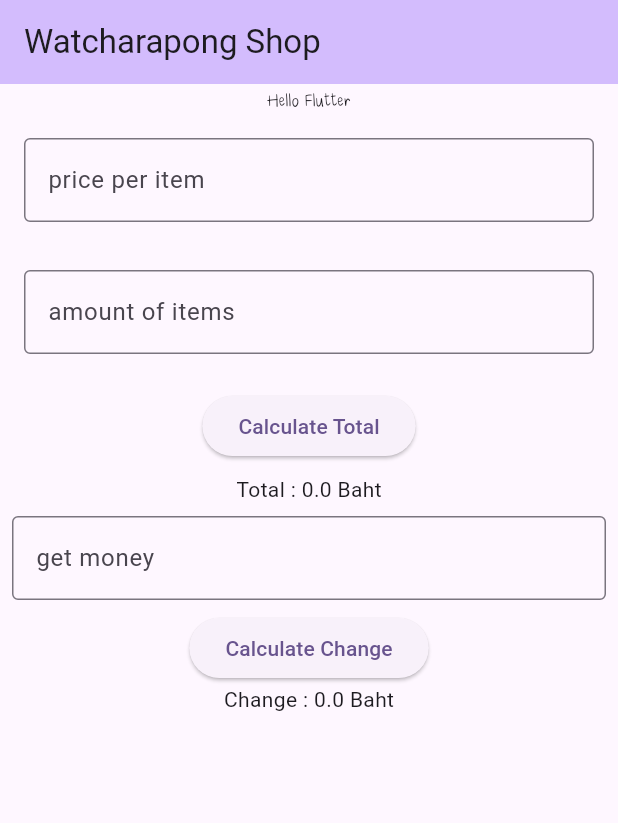
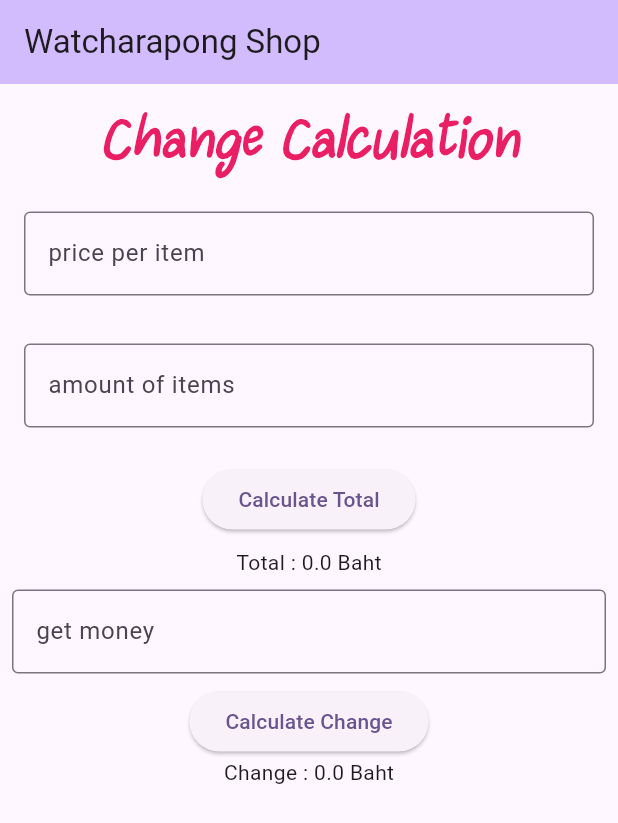
Before and after one commit to jaytakuz/MobileAppDev464, a Flutter app: the screen it shows after launch, on a phone screen of 412 x 824 dp. Shown: the top 823 px of the screen. Run offline on Flutter 3.47's test engine with Material 3 defaults, Android fonts, the phone set to English and light mode, and no system bars.

Commit message:
Apply font style

```diff
--- a/lib/main.dart
+++ b/lib/main.dart
@@ -50,7 +50,9 @@ class _MyHomePageState extends State<MyHomePage> {
       ),
       body: Column(
         children: [
-          Text("Hello Flutter", style: TextStyle(fontFamily: "maaja"),),
+          Text("Change Calculation",
+            style: TextStyle(fontFamily: "maaja", fontSize: 48, fontWeight: FontWeight.bold, fontStyle: FontStyle.italic, color: Colors.pink
+            ),),
           Padding(
             padding: const EdgeInsets.all(8.0),
             child: priceTextField(),
```
